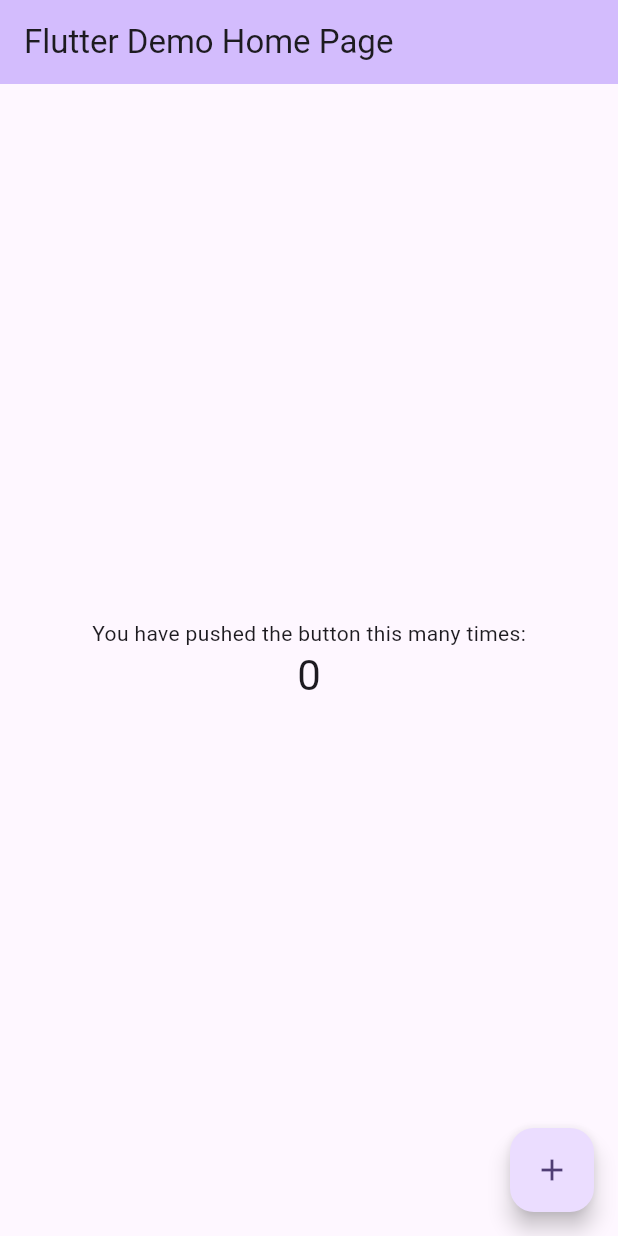
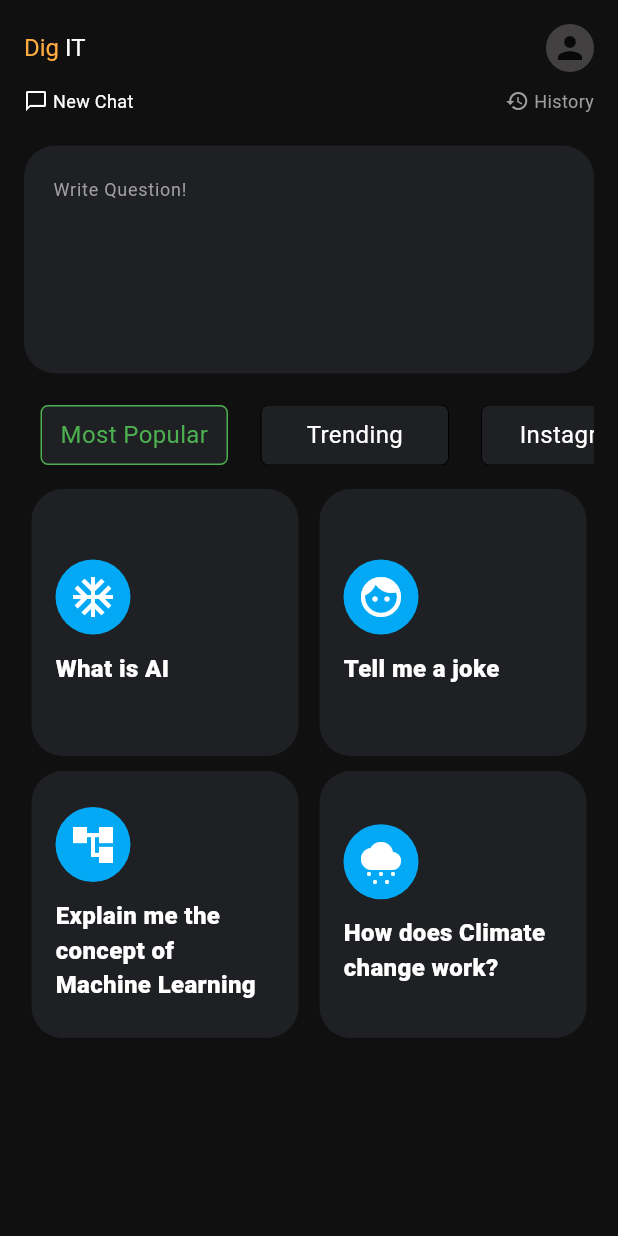
Before and after one commit to nithin1402/chat_bot_app, a Flutter app: the screen it shows after launch, on a phone screen of 412 x 824 dp. Run offline on Flutter 3.47's test engine with Material 3 defaults, Android fonts, the phone set to English and light mode, and no system bars.

Commit message:
implemented homepage ui

```diff
--- a/lib/main.dart
+++ b/lib/main.dart
@@ -1,3 +1,5 @@
+import 'package:chat_bot_app/screens/home_page.dart';
+import 'package:chat_bot_app/screens/splash_screen.dart';
 import 'package:flutter/material.dart';
 
 void main() {
@@ -11,6 +13,7 @@ class MyApp extends StatelessWidget {
   @override
   Widget build(BuildContext context) {
     return MaterialApp(
+      debugShowCheckedModeBanner: false,
       title: 'Flutter Demo',
       theme: ThemeData(
         // This is the theme of your application.
@@ -30,93 +33,7 @@ class MyApp extends StatelessWidget {
         // tested with just a hot reload.
         colorScheme: ColorScheme.fromSeed(seedColor: Colors.deepPurple),
       ),
-      home: const MyHomePage(title: 'Flutter Demo Home Page'),
+      home: HomePage(),
     );
   }
 }
-
-class MyHomePage extends StatefulWidget {
-  const MyHomePage({super.key, required this.title});
-
-  // This widget is the home page of your application. It is stateful, meaning
-  // that it has a State object (defined below) that contains fields that affect
-  // how it looks.
-
-  // This class is the configuration for the state. It holds the values (in this
-  // case the title) provided by the parent (in this case the App widget) and
-  // used by the build method of the State. Fields in a Widget subclass are
-  // always marked "final".
-
-  final String title;
-
-  @override
-  State<MyHomePage> createState() => _MyHomePageState();
-}
-
-class _MyHomePageState extends State<MyHomePage> {
-  int _counter = 0;
-
-  void _incrementCounter() {
-    setState(() {
-      // This call to setState tells the Flutter framework that something has
-      // changed in this State, which causes it to rerun the build method below
-      // so that the display can reflect the updated values. If we changed
-      // _counter without calling setState(), then the build method would not be
-      // called again, and so nothing would appear to happen.
-      _counter++;
-    });
-  }
-
-  @override
-  Widget build(BuildContext context) {
-    // This method is rerun every time setState is called, for instance as done
-    // by the _incrementCounter method above.
-    //
-    // The Flutter framework has been optimized to make rerunning build methods
-    // fast, so that you can just rebuild anything that needs updating rather
-    // than having to individually change instances of widgets.
-    return Scaffold(
-      appBar: AppBar(
-        // TRY THIS: Try changing the color here to a specific color (to
-        // Colors.amber, perhaps?) and trigger a hot reload to see the AppBar
-        // change color while the other colors stay the same.
-        backgroundColor: Theme.of(context).colorScheme.inversePrimary,
-        // Here we take the value from the MyHomePage object that was created by
-        // the App.build method, and use it to set our appbar title.
-        title: Text(widget.title),
-      ),
-      body: Center(
-        // Center is a layout widget. It takes a single child and positions it
-        // in the middle of the parent.
-        child: Column(
-          // Column is also a layout widget. It takes a list of children and
-          // arranges them vertically. By default, it sizes itself to fit its
-          // children horizontally, and tries to be as tall as its parent.
-          //
-          // Column has various properties to control how it sizes itself and
-          // how it positions its children. Here we use mainAxisAlignment to
-          // center the children vertically; the main axis here is the vertical
-          // axis because Columns are vertical (the cross axis would be
-          // horizontal).
-          //
-          // TRY THIS: Invoke "debug painting" (choose the "Toggle Debug Paint"
-          // action in the IDE, or press "p" in the console), to see the
-          // wireframe for each widget.
-          mainAxisAlignment: MainAxisAlignment.center,
-          children: <Widget>[
-            const Text('You have pushed the button this many times:'),
-            Text(
-              '$_counter',
-              style: Theme.of(context).textTheme.headlineMedium,
-            ),
-          ],
-        ),
-      ),
-      floatingActionButton: FloatingActionButton(
-        onPressed: _incrementCounter,
-        tooltip: 'Increment',
-        child: const Icon(Icons.add),
-      ), // This trailing comma makes auto-formatting nicer for build methods.
-    );
-  }
-}
--- /dev/null
+++ b/lib/screens/home_page.dart
@@ -0,0 +1,157 @@
+import 'package:chat_bot_app/utils/app_constanta.dart';
+import 'package:flutter/material.dart';
+
+import '../utils/util_helper.dart';
+
+class HomePage extends StatefulWidget {
+
+  @override
+  State<HomePage> createState() => _HomePageState();
+}
+
+class _HomePageState extends State<HomePage> {
+  int selectedIndex = 0;
+
+  @override
+  Widget build(BuildContext context) {
+    return Scaffold(
+      backgroundColor: AppColors.mainBlack,
+      body: Padding(
+        padding: const EdgeInsets.all(16.0),
+        child: Column(
+          children: [
+            Row(
+              mainAxisAlignment: MainAxisAlignment.spaceBetween,
+              children: [
+                RichText(text: TextSpan(
+                  text: "Dig" , style: mTextStyle16(mColor: Colors.orangeAccent),
+                  children: [
+                    TextSpan(
+                      text: " IT", style:  mTextStyle16(mColor: Colors.white)
+                    )
+                  ]
+                )),
+                Container(
+                  height: 32,
+                  width: 32,
+                  decoration: BoxDecoration(
+                    color: AppColors.greyBlack,
+                    borderRadius: BorderRadius.circular(50)
+                  ),
+                  child: Icon(Icons.person),
+                )
+              ],
+            ),
+            SizedBox(height: 11,),
+            Row(
+              mainAxisAlignment: MainAxisAlignment.spaceBetween,
+              children: [
+                Icon(Icons.messenger_outline,color: Colors.white,size: 16,),
+                Text(" New Chat",style: mTextStyle12(mColor: Colors.white),),
+                Expanded(
+                  child: SizedBox(
+                    width:11
+                  ),
+                ),
+                Icon(Icons.history,color: Colors.grey,size: 16,),
+                Text(" History",style: mTextStyle12(mColor: Colors.grey),),
+              ],
+            ),
+            SizedBox(height: 21,),
+            TextField(
+              minLines: 5,
+              maxLines: 5,
+              decoration: InputDecoration(
+                fillColor: AppColors.secondaryBlack,
+                filled: true,
+                hintText: " Write Question!",
+                hintStyle: mTextStyle12(mColor: Colors.grey),
+                focusedBorder: OutlineInputBorder(
+                  borderSide: BorderSide.none,
+                  borderRadius: BorderRadius.circular(21)
+                ),
+                enabledBorder: OutlineInputBorder(
+                    borderSide: BorderSide.none,
+                  borderRadius: BorderRadius.circular(21)
+                )
+              ),
+            ),
+            SizedBox(height: 21,),
+            SizedBox(
+              height: 40,
+              child: ListView.builder(
+                shrinkWrap: true,
+                scrollDirection: Axis.horizontal,
+                itemCount: AppConstants.defaultQuestions.length,
+                  itemBuilder: (_,index){
+                return InkWell(
+                  onTap: (){
+                    selectedIndex = index;
+                    setState(() {
+
+                    });
+                  },
+                  child: Container(
+                    margin: EdgeInsets.symmetric(horizontal: 11),
+                    height: 20,
+                    width: 125,
+                    decoration: BoxDecoration(
+                      color: AppColors.secondaryBlack,
+                      borderRadius: BorderRadius.circular(5),
+                      border: selectedIndex == index ? Border.all(
+                        color: Colors.green,
+                        width: 1
+                      ) : Border.all(
+                        width: 0
+                      )
+                    ),
+                    child: Center(child: Text(AppConstants.defaultQuestions[index]['title'],style: mTextStyle16(mColor: selectedIndex == index ? Colors.green : Colors.white),)),
+                  ),
+                );
+              }),
+            ),
+            SizedBox(height: 11,),
+            Expanded(
+              child: GridView.builder(
+                shrinkWrap: true,
+                physics: ScrollPhysics(),
+                itemCount: AppConstants.defaultQuestions[selectedIndex]['ques'].length,
+                  gridDelegate: SliverGridDelegateWithFixedCrossAxisCount(crossAxisCount: 2,crossAxisSpacing: 4),
+                  itemBuilder: (_,index){
+                  Map<String,dynamic> currItem = AppConstants.defaultQuestions[selectedIndex]['ques'][index];
+                    return Container(
+                      height: 50,
+                      width: 50,
+                      margin: EdgeInsets.symmetric(horizontal: 5,vertical: 5),
+                      decoration: BoxDecoration(
+                        color: AppColors.secondaryBlack,
+                        borderRadius: BorderRadius.circular(21)
+                      ),
+                      child: Padding(
+                        padding: const EdgeInsets.all(16.0),
+                        child: Column(
+                          mainAxisAlignment: MainAxisAlignment.center,
+                          crossAxisAlignment: CrossAxisAlignment.start,
+                          children: [
+                            Container(
+                              height:50,
+                                width: 50,
+                                decoration: BoxDecoration(
+                                  color: currItem['color'],
+                                  borderRadius: BorderRadius.circular(51)
+                                ),
+                                child: Center(child: Icon(currItem['icon'],color: Colors.white,size: 32,))),
+                            SizedBox(height: 11,),
+                            Text(currItem['ques'],style: mTextStyle16(mColor: Colors.white,mFontWeight: FontWeight.w900),)
+                          ],
+                        ),
+                      ),
+                    );
+              }),
+            )
+          ],
+        ),
+      )
+    );
+  }
+}
--- /dev/null
+++ b/lib/screens/splash_screen.dart
@@ -0,0 +1,32 @@
+import 'dart:async';
+
+import 'package:chat_bot_app/screens/home_page.dart';
+import 'package:flutter/material.dart';
+
+class SplashScreen extends StatefulWidget {
+  const SplashScreen({super.key});
+
+  @override
+  State<SplashScreen> createState() => _SplashScreenState();
+}
+
+class _SplashScreenState extends State<SplashScreen> {
+
+  @override
+  void initState() {
+    // TODO: implement initState
+    super.initState();
+    Timer(Duration(seconds: 3),(){
+      Navigator.pushReplacement(context, MaterialPageRoute(builder: (context)=>HomePage()));
+    });
+  }
+
+  @override
+  Widget build(BuildContext context) {
+    return Scaffold(
+      body: Center(
+        child: Text("Welcome"),
+      ),
+    );
+  }
+}
--- /dev/null
+++ b/lib/utils/app_constanta.dart
@@ -0,0 +1,65 @@
+import 'dart:math';
+
+import 'package:flutter/material.dart';
+
+class AppConstants{
+
+  static final List<Map<String,dynamic>> defaultQuestions = [
+    {
+      "title" : "Most Popular",
+      "ques" : [
+        {
+          "icon" : Icons.ac_unit,
+          "color" : Colors.primaries[Random().nextInt(Colors.primaries.length-1)],
+          "ques" : "What is AI"
+        },
+        {
+          "icon" : Icons.face,
+          "color" : Colors.primaries[Random().nextInt(Colors.primaries.length-1)],
+          "ques" : "Tell me a joke"
+        },
+        {
+          "icon" : Icons.account_tree_sharp,
+          "color" : Colors.primaries[Random().nextInt(Colors.primaries.length-1)],
+          "ques" : "Explain me the concept of Machine Learning"
+        },
+        {
+          "icon" : Icons.cloudy_snowing,
+          "color" : Colors.primaries[Random().nextInt(Colors.primaries.length-1)],
+          "ques" : "How does Climate change work?"
+        },
+      ]
+    },
+    {
+      "title" : "Trending",
+      "ques" : [
+        {
+          "icon" : Icons.favorite,
+          "color" : Colors.primaries[Random().nextInt(Colors.primaries.length-1)],
+          "ques" : "What is meaning of life?"
+        },
+        {
+          "icon" : Icons.face,
+          "color" : Colors.primaries[Random().nextInt(Colors.primaries.length-1)],
+          "ques" : "Tell me a joke"
+        },
+      ]
+    },
+    {
+      "title" : "Instagram",
+      "ques" : [
+        {
+          "icon" : Icons.social_distance,
+          "color" : Colors.primaries[Random().nextInt(Colors.primaries.length-1)],
+          "ques" : "Who is most followed person in instagram?"
+        },
+        {
+          "icon" : Icons.face,
+          "color" : Colors.primaries[Random().nextInt(Colors.primaries.length-1)],
+          "ques" : "Tell me a joke"
+        },
+      ]
+    },
+  ];
+
+}
--- /dev/null
+++ b/lib/utils/util_helper.dart
@@ -0,0 +1,37 @@
+import 'package:flutter/material.dart';
+
+class AppColors{
+  static Color mainBlack = Color(0xff101010);
+  static Color secondaryBlack = Color(0xff1F2023);
+  static Color greyBlack = Color(0xff424040);
+}
+
+  TextStyle mTextStyle12({Color mColor=Colors.black,FontWeight mFontWeight = FontWeight.normal}) {
+    return TextStyle(
+        fontWeight: mFontWeight,
+        color: mColor,
+        fontSize: 12
+    );
+  }
+
+  TextStyle mTextStyle16({Color mColor=Colors.black,FontWeight mFontWeight = FontWeight.normal}) {
+    return TextStyle(
+        fontWeight: mFontWeight,
+        color: mColor,
+        fontSize: 16
+    );
+  }
+  TextStyle mTextStyle20({Color mColor=Colors.black,FontWeight mFontWeight = FontWeight.normal}) {
+    return TextStyle(
+        fontWeight: mFontWeight,
+        color: mColor,
+        fontSize: 20
+    );
+  }
+  TextStyle mTextStyle24({Color mColor=Colors.black,FontWeight mFontWeight = FontWeight.normal}) {
+    return TextStyle(
+        fontWeight: mFontWeight,
+        color: mColor,
+        fontSize: 24
+    );
+  }
```
